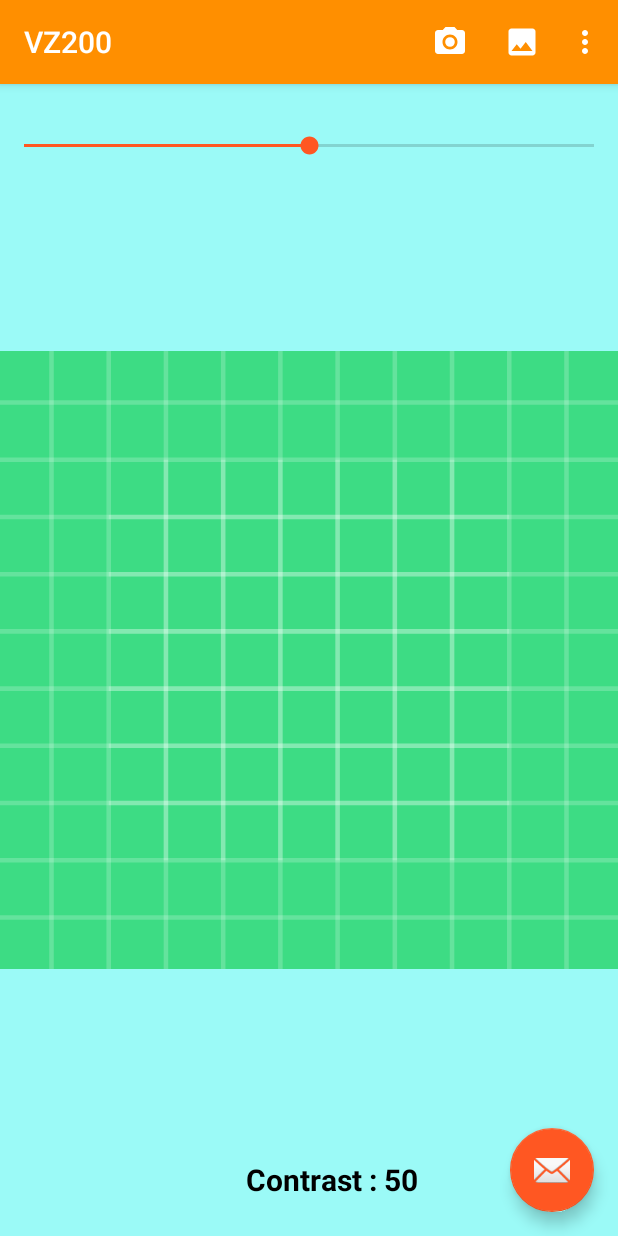
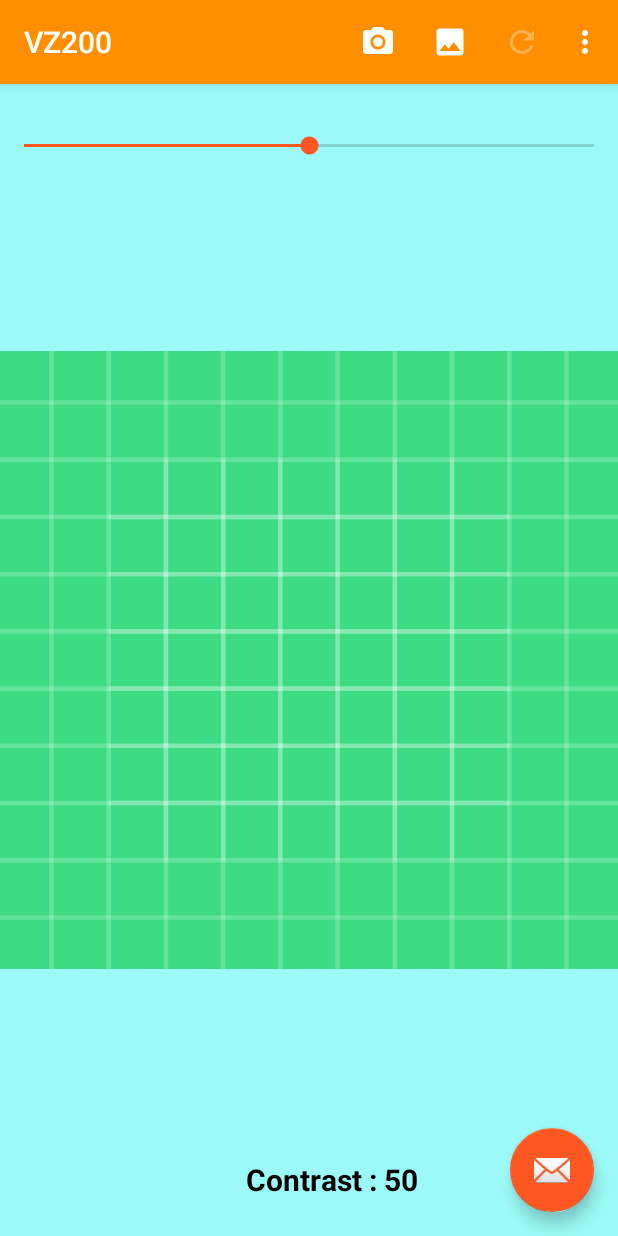
Before and after one commit to AndroidOS/ImageDecoder, an Android app: the screen it shows after launch (MainActivity), on a phone screen of 412 x 824 dp. Run offline under Robolectric (Android 15) with nearby library versions, the light colour scheme and no system bars.

Commit message:
added menu(redo) visibilty

```diff
--- a/app/src/main/java/com/manuelcarvalho/imagedecoder/view/MainActivity.kt
+++ b/app/src/main/java/com/manuelcarvalho/imagedecoder/view/MainActivity.kt
@@ -48,10 +48,18 @@ class MainActivity : AppCompatActivity() {
     private var bitmapW = 128
     private var bitmapH = 64
 
+    private var isLoaded = false
+
+    private var workBitmap: Bitmap? = null
+
     override fun onCreate(savedInstanceState: Bundle?) {
         super.onCreate(savedInstanceState)
         setContentView(R.layout.activity_main)
         setSupportActionBar(findViewById(R.id.toolbar))
+
+        if (workBitmap == null) {
+
+        }
 
         readSettings()
         viewModel = ViewModelProviders.of(this)[AppViewModel::class.java]
@@ -125,6 +133,11 @@ class MainActivity : AppCompatActivity() {
             }
             R.id.action_image -> {
                 captureImage()   //decodeVZImage()
+
+                return true
+            }
+            R.id.action_refresh -> {
+                redoImage()   //decodeVZImage()
 
                 return true
             }
@@ -237,13 +250,22 @@ class MainActivity : AppCompatActivity() {
         if (resultCode == Activity.RESULT_OK && requestCode == CAMERA_PERMISSION_CODE && data != null) {
             val newPhoto = (data.extras?.get("data") as Bitmap)
             val newImage = getResizedBitmap(newPhoto, bitmapW, bitmapH)
+            if (newImage != null) {
+                workBitmap = newImage
+            }
             Log.d(TAG, "NewImage   ---  H = ${newImage?.height}  W = ${newImage?.width}")
             if (newImage != null) {
                 progressBar.isVisible = true
                 if (bitmapW == 320) {
+//                    isLoaded = true
+//                    invalidateOptionsMenu()
                     viewModel.decodeBitmap(newImage)
+
                 } else {
+//                    isLoaded = true
+//                    invalidateOptionsMenu()
                     viewModel.decodeBitmapVZ(newImage)
+
                 }
             }
 
@@ -261,9 +283,16 @@ class MainActivity : AppCompatActivity() {
             progressBar.isVisible = true
             val newImage1 = getResizedBitmap(bitmap, bitmapW, bitmapH)
             if (newImage1 != null) {
+                workBitmap = newImage1
+            }
+            if (newImage1 != null) {
                 if (bitmapW == 320) {
+//                    isLoaded = true
+//                    invalidateOptionsMenu()
                     viewModel.decodeBitmap(newImage1)
                 } else {
+//                    isLoaded = true
+//                    invalidateOptionsMenu()
                     viewModel.decodeBitmapVZ(newImage1)
                 }
                 //viewModel.decodeBitmap(newImage1)
@@ -283,6 +312,19 @@ class MainActivity : AppCompatActivity() {
         viewModel.progress.observe(this, Observer { progress ->
             progress?.let {
                 progressBar.progress = progress
+            }
+        })
+
+        viewModel.menuRedo.observe(this, Observer { menu ->
+            Log.d(TAG, "menu changed")
+            menu?.let {
+                if (menu) {
+                    isLoaded = true
+                    invalidateOptionsMenu()
+                } else {
+                    isLoaded = false
+                    invalidateOptionsMenu()
+                }
             }
         })
 
@@ -324,5 +366,21 @@ class MainActivity : AppCompatActivity() {
         readSettings()
     }
 
+    private fun redoImage() {
+        if (workBitmap != null) {
+            viewModel.decodeBitmap(workBitmap!!)
+        }
+    }
+
+    override fun onPrepareOptionsMenu(menu: Menu?): Boolean {
+        if (isLoaded) {
+            //menu.getItem(1).setEnabled(false);
+            menu?.getItem(5)?.isEnabled = true
+        } else {
+            menu?.getItem(5)?.isEnabled = false
+        }
+        return true
+    }
+
 
 }
--- /dev/null
+++ b/app/src/main/res/drawable/refresh.xml
@@ -0,0 +1,10 @@
+<vector xmlns:android="http://schemas.android.com/apk/res/android"
+    android:width="24dp"
+    android:height="24dp"
+    android:tint="?attr/colorControlNormal"
+    android:viewportWidth="24"
+    android:viewportHeight="24">
+    <path
+        android:fillColor="@android:color/white"
+        android:pathData="M17.65,6.35C16.2,4.9 14.21,4 12,4c-4.42,0 -7.99,3.58 -7.99,8s3.57,8 7.99,8c3.73,0 6.84,-2.55 7.73,-6h-2.08c-0.82,2.33 -3.04,4 -5.65,4 -3.31,0 -6,-2.69 -6,-6s2.69,-6 6,-6c1.66,0 3.14,0.69 4.22,1.78L13,11h7V4l-2.35,2.35z" />
+</vector>
--- a/app/src/main/res/menu/menu_main.xml
+++ b/app/src/main/res/menu/menu_main.xml
@@ -31,4 +31,11 @@
         android:orderInCategory="102"
         android:title="@string/action_camera"
         app:showAsAction="always" />
+    <item
+        android:id="@+id/action_refresh"
+        android:enabled="false"
+        android:icon="@drawable/refresh"
+        android:orderInCategory="103"
+        android:title="@string/action_refresh"
+        app:showAsAction="always" />
 </menu>
--- a/app/src/main/res/values/strings.xml
+++ b/app/src/main/res/values/strings.xml
@@ -2,6 +2,7 @@
     <string name="app_name">ImageDecoder</string>
     <string name="action_settings">Settings</string>
     <string name="action_camera">Camera</string>
+    <string name="action_refresh">Redo</string>
 
     <string name="action_c64bitmap">C64 bitmap</string>
     <string name="action_cocobitmap">CoCo bitmap</string>
```
Also changed, not shown: app/src/main/java/com/manuelcarvalho/imagedecoder/viewmodel/AppViewModel.kt (+10 -4 lines).
